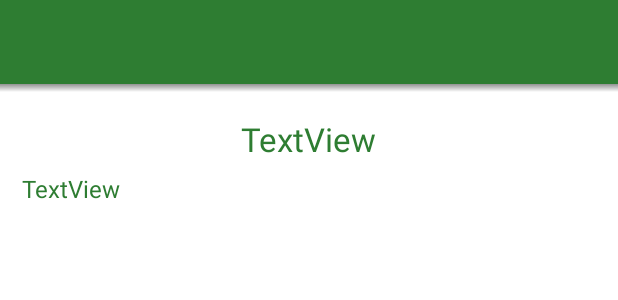
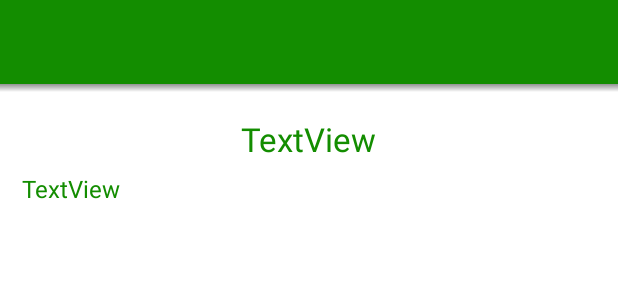
Before and after one commit to koderbober/osoboebludo, an Android app: the layout feed_list_item.xml on its own in the app's theme, with its tools: preview values and no code run, on a phone screen of 412 x 824 dp. Shown: the top 300 px of the screen. Run offline under Robolectric (Android 15) with nearby library versions, the phone set to English and light mode, and no system bars; network calls fail; Roboto replaces fonts that are not available here.

Commit message:
add restaurants icons, fix map

```diff
--- a/app/src/main/AndroidManifest.xml
+++ b/app/src/main/AndroidManifest.xml
@@ -43,7 +43,7 @@
 
         <meta-data
             android:name="com.google.android.maps.v2.API_KEY"
-            android:value="AIzaSyCdny4fVYhfVCsPRsPFB8p7gXYAzqan1hg">
+            android:value="AIzaSyD7uUl2OeKUr4vtmWmKWylmssa9Jj_AcYY">
         </meta-data>
 
     </application>
--- a/app/src/main/java/com/ghostofchaos/especialdish/Fragments/FragmentRestaurants.java
+++ b/app/src/main/java/com/ghostofchaos/especialdish/Fragments/FragmentRestaurants.java
@@ -22,6 +22,7 @@ import com.ghostofchaos.especialdish.DownloadObjectsManager;
 import com.ghostofchaos.especialdish.MainActivity;
 import com.ghostofchaos.especialdish.Objects.RestaurantsModel;
 import com.ghostofchaos.especialdish.R;
+import com.google.android.gms.maps.model.BitmapDescriptorFactory;
 import com.google.android.gms.maps.model.LatLng;
 import com.google.android.gms.maps.model.MarkerOptions;
 import com.nhaarman.listviewanimations.appearance.simple.AlphaInAnimationAdapter;
@@ -230,7 +231,8 @@ public class FragmentRestaurants extends Fragment {
             if (loc[0] != null) {
                 FragmentMap.map.addMarker(new MarkerOptions()
                         .position(loc[0])
-                        .title(title));
+                        .title(title))
+                        .setIcon(BitmapDescriptorFactory.fromResource(R.drawable.restaurant_icon));
             }
         }
     }
--- a/app/src/main/res/values/colors.xml
+++ b/app/src/main/res/values/colors.xml
@@ -1,9 +1,9 @@
 <?xml version="1.0" encoding="utf-8"?>
 <resources>
-    <color name="colorPrimary">#2E7D32</color>
+    <!--<color name="colorPrimary">#2E7D32</color>
+    <color name="colorPrimaryDark">#1B5E20</color>
+    <color name="colorAccent">#4CAF50</color>-->
+    <color name="colorPrimary">#138D00</color>
     <color name="colorPrimaryDark">#1B5E20</color>
     <color name="colorAccent">#4CAF50</color>
-    <!--<color name="colorPrimary">#138D00</color>
-    <color name="colorPrimaryDark">#1B5E20</color>
-    <color name="colorAccent">#4CAF50</color>-->
 </resources>
--- a/build.gradle
+++ b/build.gradle
@@ -5,7 +5,7 @@ buildscript {
         jcenter()
     }
     dependencies {
-        classpath 'com.android.tools.build:gradle:2.1.0'
+        classpath 'com.android.tools.build:gradle:2.1.2'
         classpath "io.realm:realm-gradle-plugin:1.0.0"
 
         // NOTE: Do not place your application dependencies here; they belong
```
Also changed, not shown: app/build.gradle (+4 -4 lines), app/src/main/java/com/ghostofchaos/especialdish/Fragments/FragmentMap.java (+17 -5 lines), app/src/main/res/drawable/restaurant_icon.png (added), 1 other file.
